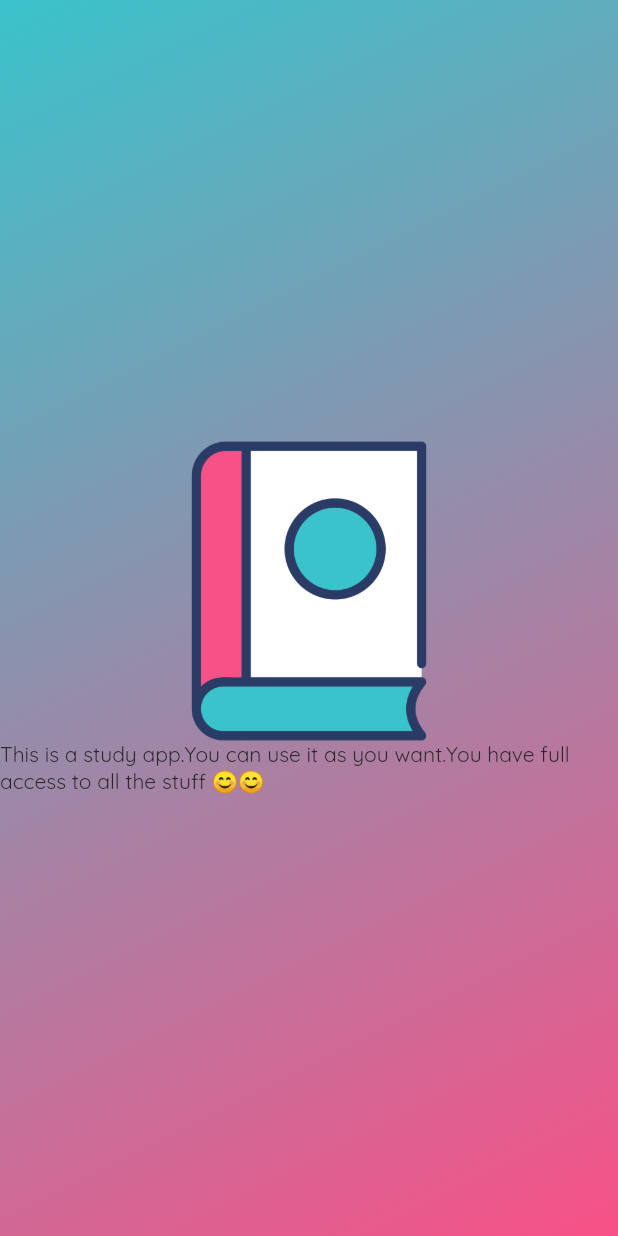
After one commit to LMuchapirei/flutter_study_app, a Flutter app: the LoginScreen screen opened by its route, on a phone screen of 412 x 824 dp. The commit adds this screen. Run offline on Flutter 3.47's test engine with Material 2 defaults, Android fonts, the phone set to English and light mode, and no system bars; our stand-ins replace cloud_firestore, firebase_auth, firebase_core, firebase_storage, flutter_zoom_drawer, get and 2 more; accounts and stored records are empty; project files that could hold a hidden picture were left out.

Commit message:
Setup the login page

```diff
--- a/lib/routes/app_routes.dart
+++ b/lib/routes/app_routes.dart
@@ -2,6 +2,7 @@ import 'package:flutter/foundation.dart';
 import 'package:flutter_study_app/controllers/question_paper/question_paper_controller.dart';
 import 'package:flutter_study_app/screens/home/home_screen.dart';
 import 'package:flutter_study_app/screens/introduction/introduction.dart';
+import 'package:flutter_study_app/screens/login/login_screen.dart';
 
 import '../controllers/zoom_drawer_controller.dart';
 import '../screens/splash/splash_screen.dart';
@@ -16,8 +17,9 @@ class AppRoutes {
             name: "/home",
             page: () => const HomeScreen(),
             binding: BindingsBuilder(() {
-              Get.put(QuestionPaperController());
+              Get.put(QuizPaperController());
               Get.put(MyZoomDrawerController());
-            }))
+            })),
+        GetPage(name: LoginScreen.routeName, page: () => const LoginScreen())
       ];
 }
--- a/lib/screens/home/home_screen.dart
+++ b/lib/screens/home/home_screen.dart
@@ -17,7 +17,7 @@ class HomeScreen extends GetView<MyZoomDrawerController> {
 
   @override
   Widget build(BuildContext context) {
-    QuestionPaperController _questionPaperController = Get.find();
+    QuizPaperController _questionPaperController = Get.find();
     return Scaffold(body: GetBuilder<MyZoomDrawerController>(builder: (_) {
       return ZoomDrawer(
         controller: _.zoomDrawerController,
--- /dev/null
+++ b/lib/screens/login/login_screen.dart
@@ -0,0 +1,28 @@
+import 'package:flutter/material.dart';
+import 'package:flutter_study_app/configs/themes/app_colors.dart';
+
+class LoginScreen extends StatelessWidget {
+  const LoginScreen({Key? key}) : super(key: key);
+  static const String routeName = "/login";
+  @override
+  Widget build(BuildContext context) {
+    return Scaffold(
+      body: Container(
+        alignment: Alignment.center,
+        decoration: BoxDecoration(gradient: mainGradient(context)),
+        child: Column(
+          mainAxisAlignment: MainAxisAlignment.center,
+          children: [
+            Image.asset(
+              "assets/images/app_splash_logo.png",
+              width: 200,
+              height: 200,
+            ),
+            Text(
+                "This is a study app.You can use it as you want.You have full access to all the stuff 😊😊")
+          ],
+        ),
+      ),
+    );
+  }
+}
```
Also changed, not shown: lib/screens/home/question_card.dart (+9 -3 lines).
